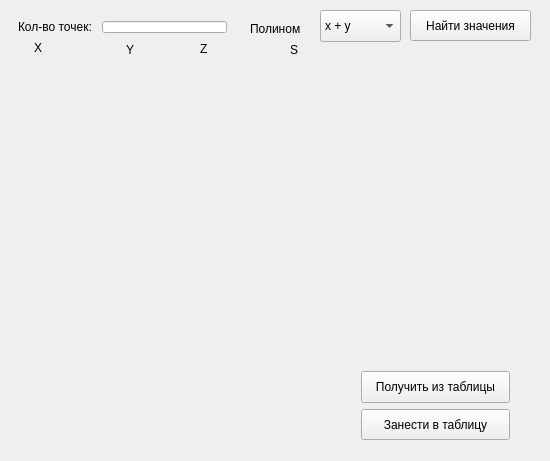
Qt form MNKWidget/mainwindow.ui (he305/Work) before a commit.
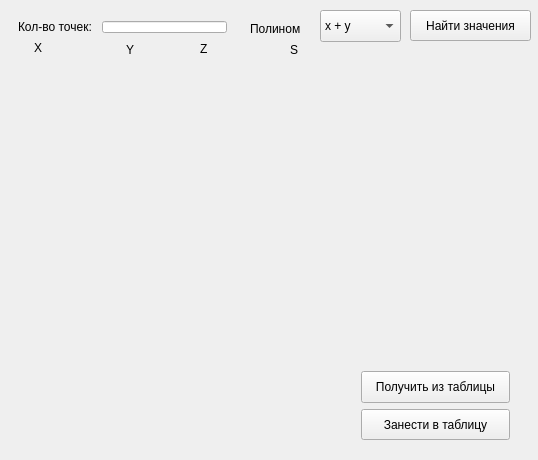
The same form after that commit.

What changed in the file:
```diff
--- a/MNKWidget/mainwindow.ui
+++ b/MNKWidget/mainwindow.ui
@@ -6,8 +6,8 @@
    <rect>
     <x>0</x>
     <y>0</y>
-    <width>550</width>
-    <height>461</height>
+    <width>538</width>
+    <height>460</height>
    </rect>
   </property>
   <property name="windowTitle">
```
